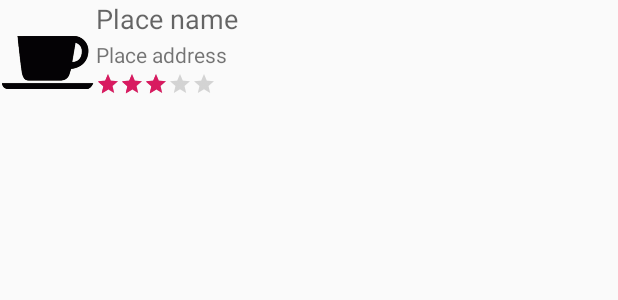
After one commit to azarrias/my-places, an Android app: the layout item_places.xml on its own in the app's theme, with its tools: preview values and no code run, on a phone screen of 412 x 824 dp. The commit adds this screen. Shown: the top 300 px of the screen. Run offline under Robolectric (Android 15) with nearby library versions, the phone set to English and light mode, and no system bars.

Commit message:
Add recycler view to main activity with a list of the places

```diff
--- /dev/null
+++ b/app/src/main/res/layout/item_places.xml
@@ -0,0 +1,44 @@
+<?xml version="1.0" encoding="utf-8"?>
+<android.support.constraint.ConstraintLayout xmlns:android="http://schemas.android.com/apk/res/android"
+    android:layout_width="match_parent"
+    android:layout_height="?android:attr/listPreferredItemHeight"
+    xmlns:app="http://schemas.android.com/apk/res-auto">
+
+    <ImageView
+        android:id="@+id/place_picture"
+        android:layout_width="?android:attr/listPreferredItemHeight"
+        android:layout_height="?android:attr/listPreferredItemHeight"
+        android:contentDescription="picture"
+        android:src="@drawable/bar" />
+
+    <TextView
+        android:id="@+id/place_name"
+        android:layout_width="wrap_content"
+        android:layout_height="wrap_content"
+        android:singleLine="true"
+        android:text="Place name"
+        android:textAppearance="?android:attr/textAppearanceMedium"
+        app:layout_constraintStart_toEndOf="@+id/place_picture"
+        app:layout_constraintTop_toTopOf="@+id/place_picture" />
+
+    <TextView
+        android:id="@+id/place_address"
+        android:layout_width="wrap_content"
+        android:layout_height="wrap_content"
+        android:singleLine="true"
+        android:text="Place address"
+        app:layout_constraintStart_toEndOf="@+id/place_picture"
+        app:layout_constraintTop_toBottomOf="@+id/place_name"
+        app:layout_constraintBottom_toTopOf="@+id/place_rating" />
+
+    <RatingBar
+        android:id="@+id/place_rating"
+        android:layout_width="wrap_content"
+        android:layout_height="wrap_content"
+        android:layout_alignParentBottom="true"
+        android:isIndicator="true"
+        android:rating="3"
+        style="?android:attr/ratingBarStyleSmall"
+        app:layout_constraintStart_toEndOf="@+id/place_picture"
+        app:layout_constraintBottom_toBottomOf="@+id/place_picture"/>
+</android.support.constraint.ConstraintLayout>
```
Also changed, not shown: app/src/main/java/com/waxtadpolegames/android/myplaces/MainActivity.java (+11 -0 lines), app/src/main/java/com/waxtadpolegames/android/myplaces/PlaceAdapter.java (added, +77 -0 lines).
